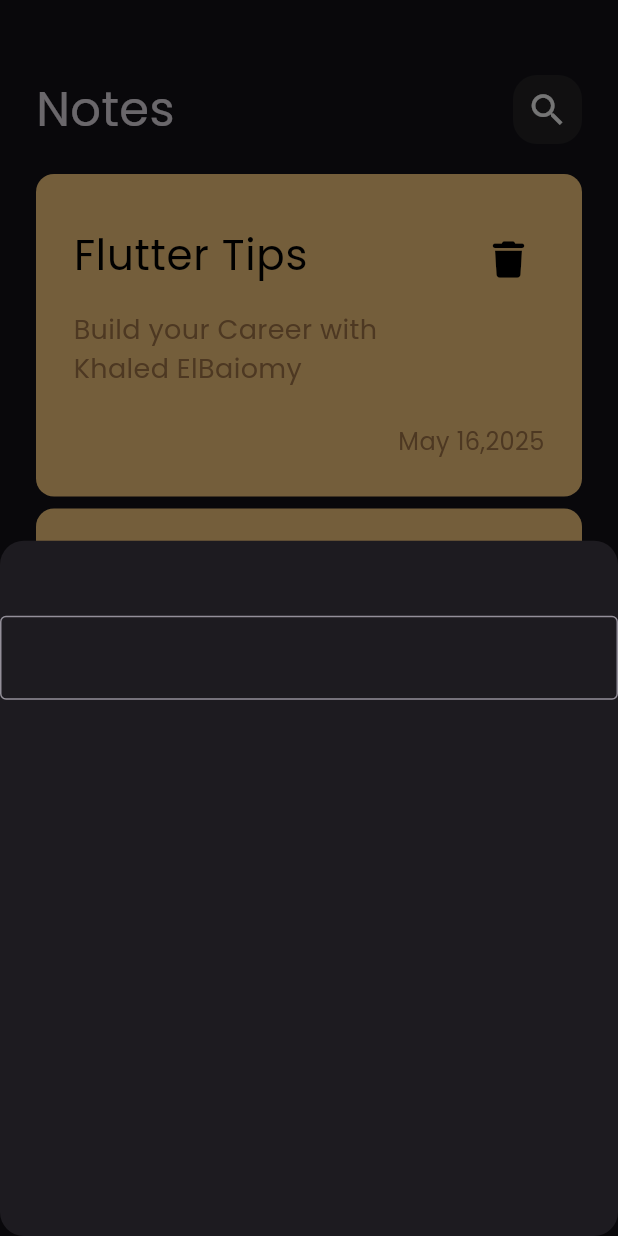
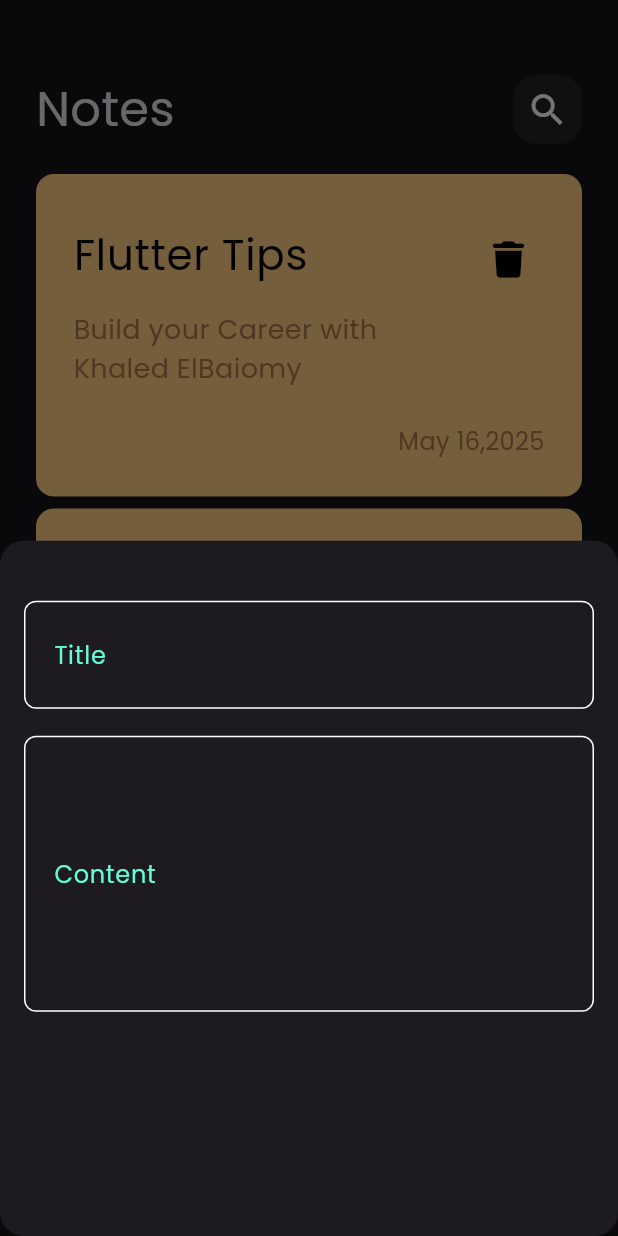
Before and after one commit to khaled-elbaiomy/notes_app, a Flutter app: the screen it shows after launch, after a tap on the "add" icon, on a phone screen of 412 x 824 dp. Run offline on Flutter 3.47's test engine with Material 3 defaults, Android fonts, the phone set to English and light mode, and no system bars; our stand-ins replace font_awesome_flutter.

Commit message:
create custom text field

```diff
--- /dev/null
+++ b/lib/constant.dart
@@ -0,0 +1,3 @@
+import 'package:flutter/material.dart';
+
+const kPrimaryColor = Color(0xff62fCD7);
--- a/lib/views/notes_view.dart
+++ b/lib/views/notes_view.dart
@@ -1,6 +1,7 @@
 import 'package:flutter/material.dart';
+import 'package:notes_app/constant.dart';
 import 'package:notes_app/views/notes_view_body.dart';
-import 'package:notes_app/widgets/add_note_sheet_bottom.dart';
+import 'package:notes_app/widgets/add_note_bottom_sheet.dart';
 
 class NotesView extends StatelessWidget {
   const NotesView({super.key});
@@ -16,11 +17,11 @@ class NotesView extends StatelessWidget {
             ),
             context: context,
             builder: (context) {
-              return AddNoteSheetBottom();
+              return AddNoteBottomSheet();
             },
           );
         },
-        backgroundColor: Color(0xff68EBD8),
+        backgroundColor:kPrimaryColor ,
         shape: CircleBorder(),
         child: Icon(
           Icons.add,
--- /dev/null
+++ b/lib/widgets/add_note_bottom_sheet.dart
@@ -0,0 +1,25 @@
+import 'package:flutter/material.dart';
+import 'package:notes_app/widgets/custom_text_field.dart';
+
+class AddNoteBottomSheet extends StatelessWidget {
+  const AddNoteBottomSheet({super.key});
+
+  @override
+  Widget build(BuildContext context) {
+    return Padding(
+      padding: const EdgeInsets.symmetric(horizontal: 16),
+      child: Column(
+        children: [
+          SizedBox(
+            height: 40,
+          ),
+          CustomTextField(hintText: 'Title', verticalPadding: 24),
+          SizedBox(
+            height: 18,
+          ),
+          CustomTextField(hintText: 'Content', verticalPadding: 80),
+        ],
+      ),
+    );
+  }
+}
--- a/lib/widgets/add_note_sheet_bottom.dart
+++ /dev/null
@@ -1,25 +0,0 @@
-import 'package:flutter/material.dart';
-
-class AddNoteSheetBottom extends StatelessWidget {
-  const AddNoteSheetBottom({super.key});
-
-  @override
-  Widget build(BuildContext context) {
-    return Column(
-      children: [
-        SizedBox(
-          height: 50,
-        ),
-        TextField(
-          decoration: InputDecoration(
-            border: OutlineInputBorder(
-              borderSide: BorderSide(
-                color: const Color.fromARGB(255, 102, 101, 101),
-              ),
-            ),
-          ),
-        )
-      ],
-    );
-  }
-}
--- /dev/null
+++ b/lib/widgets/custom_text_field.dart
@@ -0,0 +1,34 @@
+import 'package:flutter/material.dart';
+import 'package:notes_app/constant.dart';
+
+class CustomTextField extends StatelessWidget {
+  const CustomTextField({
+    super.key, required this.hintText, required this.verticalPadding,
+  });
+  final String hintText;
+  final double verticalPadding;
+
+  @override
+  Widget build(BuildContext context) {
+    return TextField(
+      cursorColor: kPrimaryColor,
+      decoration: InputDecoration(
+        hintText: hintText,
+        contentPadding: EdgeInsets.symmetric(vertical: verticalPadding, horizontal: 16),
+        hintStyle: TextStyle(color: kPrimaryColor),
+        border: buildBorder(),
+        enabledBorder: buildBorder(),
+        focusedBorder: buildBorder(color: kPrimaryColor),
+      ),
+    );
+  }
+
+  OutlineInputBorder buildBorder({color}) {
+    return OutlineInputBorder(
+      borderRadius: BorderRadius.circular(8),
+      borderSide: BorderSide(
+        color: color ?? Colors.white,
+      ),
+    );
+  }
+}
```
